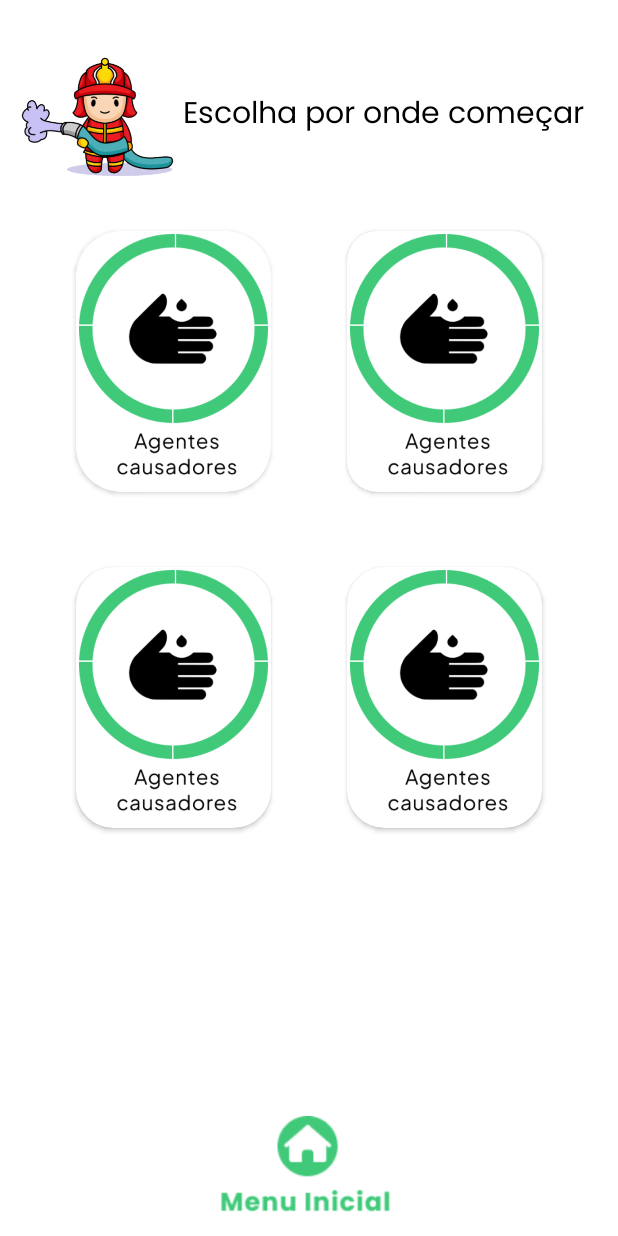
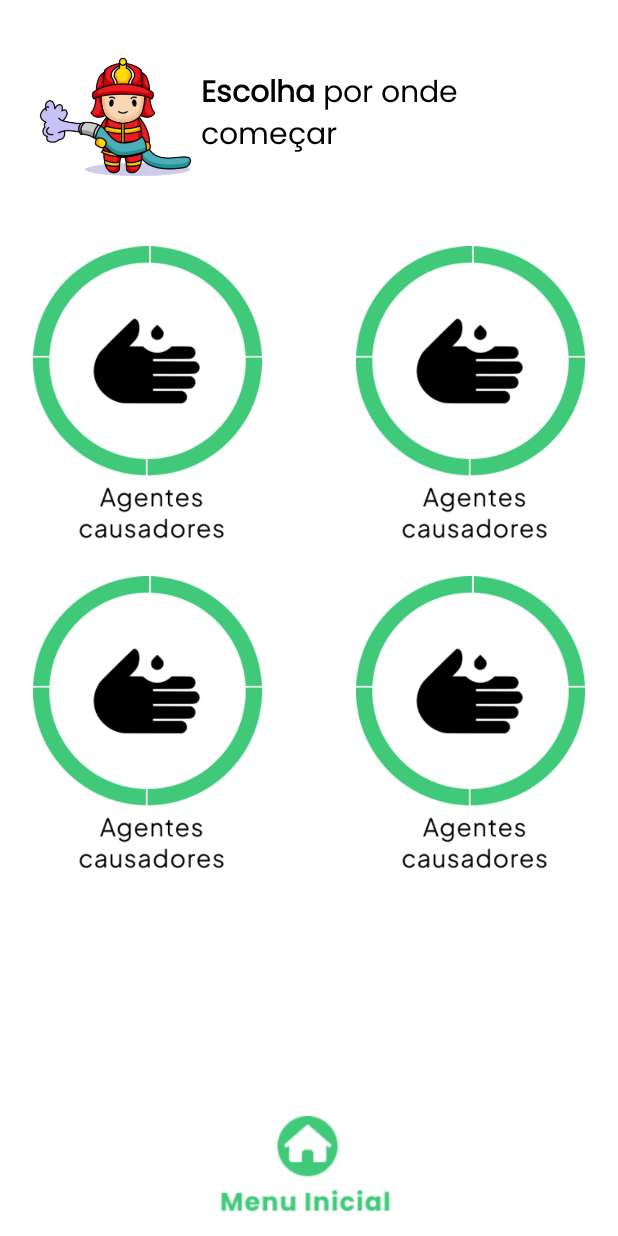
Before and after one commit to UnisagradoWorks/app-queimaduras, an Android app: the HistoriasActivity screen opened directly, with no data from a screen before it, on a phone screen of 412 x 824 dp. Run offline under Robolectric (Android 15) with nearby library versions, the phone set to English and light mode, and no system bars.

Commit message:
:sparkles: tela de historias info

```diff
--- a/app/src/main/AndroidManifest.xml
+++ b/app/src/main/AndroidManifest.xml
@@ -11,7 +11,11 @@
         android:theme="@style/Theme.AppQueimaduras">
         <activity
             android:name=".activities.QuizActivity"
-            android:exported="false" />
+            android:exported="false">
+            <meta-data
+                android:name="android.app.lib_name"
+                android:value="" />
+        </activity>
         <activity
             android:name=".activities.ReferenciasActivity"
             android:exported="false">
--- a/app/src/main/java/br/com/unisagrado/appqueimaduras/activities/HistoriasActivity.java
+++ b/app/src/main/java/br/com/unisagrado/appqueimaduras/activities/HistoriasActivity.java
@@ -6,7 +6,6 @@ import android.view.View;
 import android.widget.ImageView;
 
 import androidx.appcompat.app.AppCompatActivity;
-import androidx.cardview.widget.CardView;
 
 import br.com.unisagrado.appqueimaduras.R;
 
@@ -23,10 +22,10 @@ public class HistoriasActivity extends AppCompatActivity {
         super.onCreate(savedInstanceState);
         setContentView(R.layout.activity_historias);
 
-        CardView cardAgentes = findViewById(R.id.cardAgentes);
-        CardView cardGraus = findViewById(R.id.cardGraus);
-        CardView cardPrevencoes = findViewById(R.id.cardPrevencoes);
-        CardView cardSocorros = findViewById(R.id.cardSocorros);
+        ImageView cardAgentes = findViewById(R.id.cardAgentes);
+        ImageView cardGraus = findViewById(R.id.cardGraus);
+        ImageView cardPrevencoes = findViewById(R.id.cardPrevencoes);
+        ImageView cardSocorros = findViewById(R.id.cardSocorros);
 
         ImageView imgHome = findViewById(R.id.imgHome);
 
--- a/app/src/main/java/br/com/unisagrado/appqueimaduras/activities/MainActivity.java
+++ b/app/src/main/java/br/com/unisagrado/appqueimaduras/activities/MainActivity.java
@@ -21,6 +21,7 @@ public class MainActivity extends AppCompatActivity {
         CardView cardCreditos = findViewById(R.id.cardCreditos);
 
         cardHistorias.setOnClickListener(this::abrirHistorias);
+        cardQuiz.setOnClickListener(this::abrirQuiz);
         cardCreditos.setOnClickListener(this::abrirCreditos);
     }
 
@@ -33,4 +34,9 @@ public class MainActivity extends AppCompatActivity {
         Intent intent = new Intent(this, CreditosActivity.class);
         startActivity(intent);
     }
+
+    private void abrirQuiz(View view) {
+        Intent intent = new Intent(this, QuizActivity.class);
+        startActivity(intent);
+    }
 }
--- a/app/src/main/res/layout/activity_historias.xml
+++ b/app/src/main/res/layout/activity_historias.xml
@@ -7,42 +7,60 @@
     android:background="#FFF"
     tools:context=".activities.HistoriasActivity">
 
-    <androidx.cardview.widget.CardView
+
+    <ImageView
         android:id="@+id/cardAgentes"
-        android:layout_width="130dp"
-        android:layout_height="wrap_content"
+        android:layout_width="wrap_content"
+        android:layout_height="200dp"
+        android:layout_marginTop="30dp"
+        android:adjustViewBounds="true"
+        app:layout_constraintStart_toStartOf="@+id/imageView8"
+        app:layout_constraintTop_toBottomOf="@+id/imageView8"
+        app:srcCompat="@drawable/rodinha_agentes" />
+
+    <ImageView
+        android:id="@+id/cardGraus"
+        android:layout_width="wrap_content"
+        android:layout_height="0dp"
+        android:adjustViewBounds="true"
+        app:layout_constraintBottom_toBottomOf="@+id/cardAgentes"
+        app:layout_constraintEnd_toEndOf="@+id/textView9"
+        app:layout_constraintTop_toTopOf="@+id/cardAgentes"
+        app:srcCompat="@drawable/rodinha_agentes" />
+
+    <ImageView
+        android:id="@+id/cardPrevencoes"
+        android:layout_width="wrap_content"
+        android:layout_height="200dp"
         android:layout_marginTop="20dp"
-        app:cardCornerRadius="30dp"
-        app:layout_constraintEnd_toStartOf="@+id/cardGraus"
-        app:layout_constraintStart_toStartOf="parent"
-        app:layout_constraintTop_toBottomOf="@+id/imageView8">
+        android:adjustViewBounds="true"
+        app:layout_constraintEnd_toEndOf="@+id/cardAgentes"
+        app:layout_constraintHorizontal_bias="0.0"
+        app:layout_constraintStart_toStartOf="@+id/cardAgentes"
+        app:layout_constraintTop_toBottomOf="@+id/cardAgentes"
+        app:srcCompat="@drawable/rodinha_agentes" />
 
-        <androidx.constraintlayout.widget.ConstraintLayout
-            android:layout_width="match_parent"
-            android:layout_height="match_parent"
-            android:padding="2dp">
-
-            <ImageView
-                android:id="@+id/imageView7"
-                android:layout_width="wrap_content"
-                android:layout_height="wrap_content"
-                android:layout_marginBottom="5dp"
-                android:adjustViewBounds="true"
-                app:layout_constraintBottom_toBottomOf="parent"
-                app:layout_constraintEnd_toEndOf="parent"
-                app:layout_constraintStart_toStartOf="parent"
-                app:srcCompat="@drawable/rodinha_agentes" />
-        </androidx.constraintlayout.widget.ConstraintLayout>
-    </androidx.cardview.widget.CardView>
+    <ImageView
+        android:id="@+id/cardSocorros"
+        android:layout_width="wrap_content"
+        android:layout_height="0dp"
+        android:layout_marginEnd="22dp"
+        android:adjustViewBounds="true"
+        app:layout_constraintBottom_toBottomOf="@+id/cardPrevencoes"
+        app:layout_constraintEnd_toEndOf="parent"
+        app:layout_constraintStart_toStartOf="@+id/cardGraus"
+        app:layout_constraintTop_toTopOf="@+id/cardPrevencoes"
+        app:layout_constraintVertical_bias="0.0"
+        app:srcCompat="@drawable/rodinha_agentes" />
 
     <TextView
         android:id="@+id/textView9"
         android:layout_width="0dp"
         android:layout_height="wrap_content"
         android:layout_marginStart="2dp"
-        android:layout_marginEnd="2dp"
+        android:layout_marginEnd="22dp"
         android:fontFamily="@font/poppins"
-        android:text="Escolha por onde começar"
+        android:text="@string/textoHistorias"
         android:textColor="#000"
         android:textSize="20sp"
         app:layout_constraintBottom_toBottomOf="@+id/imageView8"
@@ -50,95 +68,11 @@
         app:layout_constraintStart_toEndOf="@+id/imageView8"
         app:layout_constraintTop_toTopOf="@+id/imageView8" />
 
-    <androidx.cardview.widget.CardView
-        android:id="@+id/cardGraus"
-        android:layout_width="130dp"
-        android:layout_height="wrap_content"
-        app:cardCornerRadius="20dp"
-        app:cardElevation="2dp"
-        app:layout_constraintEnd_toEndOf="parent"
-        app:layout_constraintStart_toEndOf="@+id/cardAgentes"
-        app:layout_constraintTop_toTopOf="@+id/cardAgentes">
-
-        <androidx.constraintlayout.widget.ConstraintLayout
-            android:layout_width="match_parent"
-            android:layout_height="match_parent"
-            android:padding="2dp">
-
-            <ImageView
-                android:id="@+id/imageView9"
-                android:layout_width="wrap_content"
-                android:layout_height="wrap_content"
-                android:layout_marginBottom="5dp"
-                android:adjustViewBounds="true"
-                app:layout_constraintBottom_toBottomOf="parent"
-                app:layout_constraintEnd_toEndOf="parent"
-                app:layout_constraintStart_toStartOf="parent"
-                app:srcCompat="@drawable/rodinha_agentes" />
-        </androidx.constraintlayout.widget.ConstraintLayout>
-    </androidx.cardview.widget.CardView>
-
-    <androidx.cardview.widget.CardView
-        android:id="@+id/cardPrevencoes"
-        android:layout_width="130dp"
-        android:layout_height="wrap_content"
-        android:layout_marginTop="50dp"
-        app:cardCornerRadius="25dp"
-        app:layout_constraintEnd_toStartOf="@+id/cardSocorros"
-        app:layout_constraintStart_toStartOf="parent"
-        app:layout_constraintTop_toBottomOf="@+id/cardAgentes">
-
-        <androidx.constraintlayout.widget.ConstraintLayout
-            android:layout_width="match_parent"
-            android:layout_height="match_parent"
-            android:padding="2dp">
-
-            <ImageView
-                android:id="@+id/imageView13"
-                android:layout_width="wrap_content"
-                android:layout_height="wrap_content"
-                android:layout_marginBottom="5dp"
-                android:adjustViewBounds="true"
-                app:layout_constraintBottom_toBottomOf="parent"
-                app:layout_constraintEnd_toEndOf="parent"
-                app:layout_constraintStart_toStartOf="parent"
-                app:srcCompat="@drawable/rodinha_agentes" />
-        </androidx.constraintlayout.widget.ConstraintLayout>
-    </androidx.cardview.widget.CardView>
-
-    <androidx.cardview.widget.CardView
-        android:id="@+id/cardSocorros"
-        android:layout_width="130dp"
-        android:layout_height="wrap_content"
-        android:layout_marginTop="50dp"
-        app:cardCornerRadius="25dp"
-        app:layout_constraintEnd_toEndOf="parent"
-        app:layout_constraintStart_toEndOf="@+id/cardPrevencoes"
-        app:layout_constraintTop_toBottomOf="@+id/cardAgentes">
-
-        <androidx.constraintlayout.widget.ConstraintLayout
-            android:layout_width="match_parent"
-            android:layout_height="match_parent"
-            android:padding="2dp">
-
-            <ImageView
-                android:id="@+id/imageView14"
-                android:layout_width="wrap_content"
-                android:layout_height="wrap_content"
-                android:layout_marginBottom="5dp"
-                android:adjustViewBounds="true"
-                app:layout_constraintBottom_toBottomOf="parent"
-                app:layout_constraintEnd_toEndOf="parent"
-                app:layout_constraintStart_toStartOf="parent"
-                app:srcCompat="@drawable/rodinha_agentes" />
-        </androidx.constraintlayout.widget.ConstraintLayout>
-    </androidx.cardview.widget.CardView>
-
     <ImageView
         android:id="@+id/imageView8"
         android:layout_width="110dp"
         android:layout_height="wrap_content"
-        android:layout_marginStart="10dp"
+        android:layout_marginStart="22dp"
         android:layout_marginTop="20dp"
         android:adjustViewBounds="true"
         android:scaleType="centerCrop"
@@ -152,6 +86,7 @@
         android:layout_height="70dp"
         android:layout_marginBottom="10dp"
         android:adjustViewBounds="true"
+        android:foregroundGravity="bottom"
         app:layout_constraintBottom_toBottomOf="parent"
         app:layout_constraintEnd_toEndOf="parent"
         app:layout_constraintStart_toStartOf="parent"
--- a/app/src/main/res/values/strings.xml
+++ b/app/src/main/res/values/strings.xml
@@ -37,5 +37,11 @@
     <!-- TELA SPLASH-->
     <string name="textoSplash">Uma maneira mais fácil de aprender sobre queimaduras</string>
 
+    <!-- TELA HISTORIAS-->
+    <string name="textoHistorias"><b>Escolha</b> por onde começar</string>
+
+    <!-- TELA DE QUIZ -->
+    <string name="textoQuiz">Agora vamos colocar em <b>prática</b> o que você <b>aprendeu</b></string>
+
 
 </resources>
```
Also changed, not shown: 1 other file.
